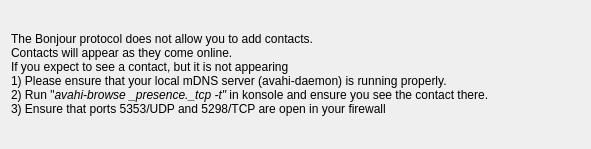
First picture: the form in protocols/bonjour/bonjouraddui.ui, repository KDE/kopete, before the edit.
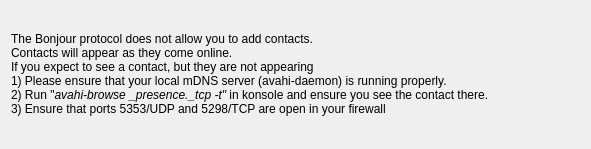
Second picture: the form after the edit.

Patch:
```diff
--- a/protocols/bonjour/bonjouraddui.ui
+++ b/protocols/bonjour/bonjouraddui.ui
@@ -27,7 +27,7 @@
 &lt;/style>&lt;/head>&lt;body style=" font-family:'Sans Serif'; font-size:10pt; font-weight:400; font-style:normal;">
 &lt;p style=" margin-top:0px; margin-bottom:0px; margin-left:0px; margin-right:0px; -qt-block-indent:0; text-indent:0px; font-size:9pt;">The Bonjour protocol does not allow you to add contacts. &lt;/p>
 &lt;p style=" margin-top:0px; margin-bottom:0px; margin-left:0px; margin-right:0px; -qt-block-indent:0; text-indent:0px; font-size:9pt;">Contacts will appear as they come online.&lt;/p>
-&lt;p style=" margin-top:0px; margin-bottom:0px; margin-left:0px; margin-right:0px; -qt-block-indent:0; text-indent:0px; font-size:9pt;">If you expect to see a contact, but it is not appearing&lt;/p>
+&lt;p style=" margin-top:0px; margin-bottom:0px; margin-left:0px; margin-right:0px; -qt-block-indent:0; text-indent:0px; font-size:9pt;">If you expect to see a contact, but they are not appearing&lt;/p>
 &lt;p style=" margin-top:0px; margin-bottom:0px; margin-left:0px; margin-right:0px; -qt-block-indent:0; text-indent:0px; font-size:9pt;">1) Please ensure that your local mDNS server (avahi-daemon) is running properly.&lt;/p>
 &lt;p style=" margin-top:0px; margin-bottom:0px; margin-left:0px; margin-right:0px; -qt-block-indent:0; text-indent:0px; font-size:9pt;">2) Run "&lt;span style=" font-style:italic;">avahi-browse _presence._tcp -t"&lt;/span> in konsole and ensure you see the contact there.&lt;/p>
 &lt;p style=" margin-top:0px; margin-bottom:0px; margin-left:0px; margin-right:0px; -qt-block-indent:0; text-indent:0px; font-size:9pt;">3) Ensure that ports 5353/UDP and 5298/TCP are open in your firewall&lt;/p>&lt;/body>&lt;/html></string>
```
